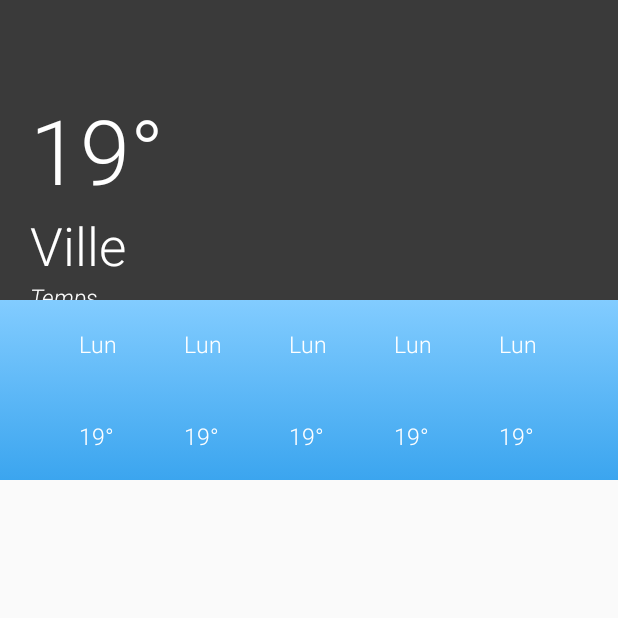
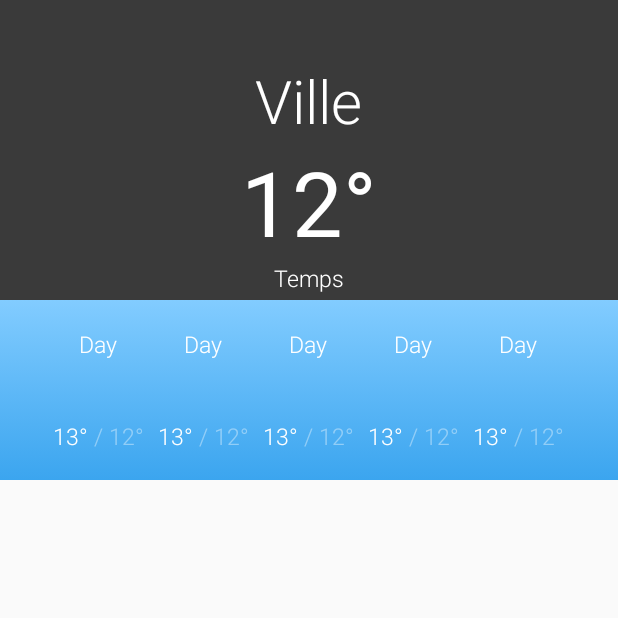
Before and after one commit to abennouna12/travelPocket, an Android app: the InfoCity screen opened directly, with no data from a screen before it, on a phone screen of 412 x 824 dp, the top half of it. Run offline under Robolectric (Android 15) with nearby library versions, the light colour scheme and no system bars; libraries missing offline, so code that uses them is left out: com.facebook.drawee; plain views replace AutofitTextView, SimpleDraweeView; pictures from the network do not load; 32 statements that could not run were skipped.

Commit message:
Editing City Structure
Editing City Structure + Updating the data in the weather page

```diff
--- a/app/src/main/java/ig2i/travelPocket/InfoCity.java
+++ b/app/src/main/java/ig2i/travelPocket/InfoCity.java
@@ -14,10 +14,36 @@ import com.facebook.drawee.view.SimpleDraweeView;
 public class InfoCity extends Activity implements View.OnClickListener {
 
     GlobalState gs;
+
     TextView temps;
     TextView ville;
     TextView currentWeather;
     SimpleDraweeView picture;
+
+    TextView dayToday;
+    TextView tempMinToday;
+    TextView tempMaxToday;
+    SimpleDraweeView picToday;
+
+    TextView dayDay1;
+    TextView tempMinDay1;
+    TextView tempMaxDay1;
+    SimpleDraweeView picDay1;
+
+    TextView dayDay2;
+    TextView tempMinDay2;
+    TextView tempMaxDay2;
+    SimpleDraweeView picDay2;
+
+    TextView dayDay3;
+    TextView tempMinDay3;
+    TextView tempMaxDay3;
+    SimpleDraweeView picDay3;
+
+    TextView dayDay4;
+    TextView tempMinDay4;
+    TextView tempMaxDay4;
+    SimpleDraweeView picDay4;
 
     @Override
     protected void onCreate(Bundle savedInstanceState) {
@@ -33,13 +59,71 @@ public class InfoCity extends Activity implements View.OnClickListener {
         currentWeather = (TextView)findViewById(R.id.currentWeather);
         picture = (SimpleDraweeView)findViewById(R.id.picture);
 
+        dayToday = (TextView)findViewById(R.id.dayToday);
+        tempMinToday = (TextView)findViewById(R.id.tempMinToday);
+        tempMaxToday = (TextView)findViewById(R.id.tempMaxToday);
+        picToday = (SimpleDraweeView)findViewById(R.id.picToday);
+
+        dayDay1 = (TextView)findViewById(R.id.dayDay1);
+        tempMinDay1 = (TextView)findViewById(R.id.tempMinDay1);
+        tempMaxDay1 = (TextView)findViewById(R.id.tempMaxDay1);
+        picDay1 = (SimpleDraweeView)findViewById(R.id.picDay1);
+
+        dayDay2 = (TextView)findViewById(R.id.dayDay2);
+        tempMinDay2 = (TextView)findViewById(R.id.tempMinDay2);
+        tempMaxDay2 = (TextView)findViewById(R.id.tempMaxDay2);
+        picDay2 = (SimpleDraweeView)findViewById(R.id.picDay2);
+
+        dayDay3 = (TextView)findViewById(R.id.dayDay3);
+        tempMinDay3 = (TextView)findViewById(R.id.tempMinDay3);
+        tempMaxDay3 = (TextView)findViewById(R.id.tempMaxDay3);
+        picDay3 = (SimpleDraweeView)findViewById(R.id.picDay3);
+
+        dayDay4 = (TextView)findViewById(R.id.dayDay4);
+        tempMinDay4 = (TextView)findViewById(R.id.tempMinDay4);
+        tempMaxDay4 = (TextView)findViewById(R.id.tempMaxDay4);
+        picDay4 = (SimpleDraweeView)findViewById(R.id.picDay4);
+
         ville.setText(gs.selectedCity.name);
         temps.setText(gs.selectedCity.description);
         currentWeather.setText(gs.selectedCity.currentWeather);
         Uri uri = Uri.parse(gs.selectedCity.picture);
         picture.setImageURI(uri);
 
-        //Remove title bar
+        dayToday.setText(gs.selectedCity.daily.get(0).date);
+        dayDay1.setText(gs.selectedCity.daily.get(1).date);
+        dayDay2.setText(gs.selectedCity.daily.get(2).date);
+        dayDay3.setText(gs.selectedCity.daily.get(3).date);
+        dayDay4.setText(gs.selectedCity.daily.get(4).date);
+
+        tempMinToday.setText(gs.selectedCity.daily.get(0).tempMin);
+        tempMinDay1.setText(gs.selectedCity.daily.get(1).tempMin);
+        tempMinDay2.setText(gs.selectedCity.daily.get(2).tempMin);
+        tempMinDay3.setText(gs.selectedCity.daily.get(3).tempMin);
+        tempMinDay4.setText(gs.selectedCity.daily.get(4).tempMin);
+
+        tempMaxToday.setText(gs.selectedCity.daily.get(0).tempMax);
+        tempMaxDay1.setText(gs.selectedCity.daily.get(1).tempMax);
+        tempMaxDay2.setText(gs.selectedCity.daily.get(2).tempMax);
+        tempMaxDay3.setText(gs.selectedCity.daily.get(3).tempMax);
+        tempMaxDay4.setText(gs.selectedCity.daily.get(4).tempMax);
+
+
+        picToday.setImageDrawable(getResources().getDrawable(getResources().
+                getIdentifier("@drawable/" +
+                        gs.selectedCity.daily.get(0).icon, null, getPackageName())));
+        picDay1.setImageDrawable(getResources().getDrawable(getResources().
+                getIdentifier("@drawable/" +
+                        gs.selectedCity.daily.get(1).icon, null, getPackageName())));
+        picDay2.setImageDrawable(getResources().getDrawable(getResources().
+                getIdentifier("@drawable/" +
+                        gs.selectedCity.daily.get(2).icon, null, getPackageName())));
+        picDay3.setImageDrawable(getResources().getDrawable(getResources().
+                getIdentifier("@drawable/" +
+                        gs.selectedCity.daily.get(3).icon, null, getPackageName())));
+        picDay4.setImageDrawable(getResources().getDrawable(getResources().
+                getIdentifier("@drawable/" +
+                        gs.selectedCity.daily.get(4).icon, null, getPackageName())));
 
     }
 
--- a/app/src/main/res/layout/activity_info_city.xml
+++ b/app/src/main/res/layout/activity_info_city.xml
@@ -21,32 +21,31 @@
             android:layout_width="match_parent"
             android:layout_height="200dp"
             android:scaleType="centerCrop"
-            android:alpha="0.8"
+            android:alpha="0.4"
             />
 
         <com.facebook.drawee.view.SimpleDraweeView
             android:id="@+id/retour"
             android:layout_width=" 40dp"
-                android:layout_height=" 40dp"
+            android:layout_height="40dp"
             android:onClick="onClick"
             android:clickable="true"
-                android:alpha="0.8"
+            android:alpha="0.6"
             fresco:placeholderImage="@drawable/ic_keyboard_arrow_left40dp"
             android:layout_alignParentTop="true"
-                android:layout_alignParentStart="true" />
+            android:layout_alignParentStart="true"/>
 
         <TextView
             android:layout_width="wrap_content"
             android:layout_height="wrap_content"
-                android:text="19°"
-                android:layout_marginStart="20dp"
+            android:text="12°"
             android:textSize="60sp"
-                android:fontFamily="sans-serif-light"
+            android:fontFamily="sans-serif-bold"
             android:id="@+id/currentWeather"
             android:textColor="@color/white"
             android:textStyle="normal"
-                android:layout_centerVertical="true"
-                android:layout_alignParentStart="true" />
+            android:layout_below="@+id/ville"
+            android:layout_centerHorizontal="true"/>
 
         <me.grantland.widget.AutofitTextView
             android:maxLines="1"
@@ -54,13 +53,13 @@
             android:layout_height="wrap_content"
             android:id="@+id/temps"
             android:text="Temps"
-                android:textStyle="italic"
+            android:textStyle="normal"
             android:singleLine="true"
             android:textColor="@color/white"
             android:textSize="15sp"
             android:fontFamily="sans-serif-light"
-                android:layout_below="@+id/ville"
-                android:layout_alignStart="@+id/ville" />
+            android:layout_below="@+id/currentWeather"
+            android:layout_centerHorizontal="true"/>
 
         <me.grantland.widget.AutofitTextView
             android:maxLines="1"
@@ -70,11 +69,11 @@
             android:text="Ville"
             android:singleLine="true"
             android:textColor="@color/white"
-                android:textSize="35sp"
+            android:textSize="40sp"
             android:fontFamily="sans-serif-light"
             android:textStyle="normal"
-                android:layout_below="@+id/currentWeather"
-                android:layout_alignStart="@+id/currentWeather" />
+            android:layout_below="@+id/retour"
+            android:layout_centerHorizontal="true"/>
 
     </RelativeLayout>
 
@@ -84,9 +83,9 @@
         android:layout_width="match_parent"
         android:background="@drawable/deg_weather_back"
         android:layout_height="120dp"
+        android:id="@+id/relativeLayout2"
         android:layout_below="@+id/relativeLayout"
-        android:layout_alignParentStart="true"
-        android:id="@+id/relativeLayout2">
+        android:layout_alignParentStart="true">
 
 
         <RelativeLayout
@@ -102,7 +101,7 @@
                 android:layout_width=" 40dp"
                 android:layout_height=" 40dp"
                 android:alpha="0.8"
-                fresco:placeholderImage="@drawable/wi_clear_day"
+                fresco:placeholderImage="@drawable/wi_default"
                 android:layout_centerVertical="true"
                 android:layout_centerHorizontal="true" />
 
@@ -111,21 +110,49 @@
                 android:maxLines="1"
                 android:layout_width="wrap_content"
                 android:layout_height="wrap_content"
-                android:id="@+id/tempToday"
-                android:text="19°"
+                android:id="@+id/tempMaxToday"
+                android:text="13°"
                 android:singleLine="true"
                 android:textColor="@color/white"
                 android:textSize="15sp"
                 android:fontFamily="sans-serif-light"
                 android:layout_below="@+id/picToday"
-                android:layout_alignStart="@+id/dayToday" />
+                android:layout_toStartOf="@+id/sepToday" />
+
+            <TextView
+                android:maxLines="1"
+                android:layout_width="wrap_content"
+                android:layout_height="wrap_content"
+                android:id="@+id/sepToday"
+                android:text=" / "
+                android:singleLine="true"
+                android:textColor="@color/white"
+                android:textSize="15sp"
+                android:fontFamily="sans-serif-light"
+                android:layout_below="@+id/picToday"
+                android:layout_centerHorizontal="true"
+                android:alpha="0.4"/>
+
+            <TextView
+                android:maxLines="1"
+                android:layout_width="wrap_content"
+                android:layout_height="wrap_content"
+                android:id="@+id/tempMinToday"
+                android:text="12°"
+                android:singleLine="true"
+                android:textColor="@color/white"
+                android:textSize="15sp"
+                android:fontFamily="sans-serif-light"
+                android:layout_below="@+id/picToday"
+                android:layout_toEndOf="@+id/sepToday"
+                android:alpha="0.4" />
 
             <TextView
                 android:maxLines="1"
                 android:layout_width="wrap_content"
                 android:layout_height="wrap_content"
                 android:id="@+id/dayToday"
-                android:text="Lun"
+                android:text="Day"
                 android:singleLine="true"
                 android:textColor="@color/white"
                 android:textSize="15sp"
@@ -149,7 +176,7 @@
                 android:layout_width=" 40dp"
                 android:layout_height=" 40dp"
                 android:alpha="0.8"
-                fresco:placeholderImage="@drawable/wi_hail"
+                fresco:placeholderImage="@drawable/wi_default"
                 android:layout_centerVertical="true"
                 android:layout_centerHorizontal="true" />
 
@@ -158,27 +185,56 @@
                 android:maxLines="1"
                 android:layout_width="wrap_content"
                 android:layout_height="wrap_content"
-                android:id="@+id/tempDay1"
-                android:text="19°"
+                android:id="@+id/tempMaxDay1"
+                android:text="13°"
                 android:singleLine="true"
                 android:textColor="@color/white"
                 android:textSize="15sp"
                 android:fontFamily="sans-serif-light"
                 android:layout_below="@+id/picDay1"
-                android:layout_alignStart="@+id/dayDay1" />
+                android:layout_toStartOf="@+id/sepDay1" />
+
+            <TextView
+                android:maxLines="1"
+                android:layout_width="wrap_content"
+                android:layout_height="wrap_content"
+                android:id="@+id/sepDay1"
+                android:text=" / "
+                android:singleLine="true"
+                android:textColor="@color/white"
+                android:textSize="15sp"
+                android:fontFamily="sans-serif-light"
+                android:layout_below="@+id/picDay1"
+                android:layout_centerHorizontal="true"
+                android:alpha="0.4"/>
+
+            <TextView
+                android:maxLines="1"
+                android:layout_width="wrap_content"
+                android:layout_height="wrap_content"
+                android:id="@+id/tempMinDay1"
+                android:text="12°"
+                android:singleLine="true"
+                android:textColor="@color/white"
+                android:textSize="15sp"
+                android:fontFamily="sans-serif-light"
+                android:layout_below="@+id/picDay1"
+                android:layout_toEndOf="@+id/sepDay1"
+                android:alpha="0.4" />
 
             <TextView
                 android:maxLines="1"
                 android:layout_width="wrap_content"
                 android:layout_height="wrap_content"
                 android:id="@+id/dayDay1"
-                android:text="Lun"
+                android:text="Day"
                 android:singleLine="true"
                 android:textColor="@color/white"
                 android:textSize="15sp"
                 android:fontFamily="sans-serif-light"
                 android:layout_above="@+id/picDay1"
-                android:layout_centerHorizontal="true" />
+                android:layout_centerHorizontal="true"
+                android:layout_centerVertical="true" />
 
 
         </RelativeLayout>
@@ -196,7 +252,7 @@
                 android:layout_width=" 40dp"
                 android:layout_height=" 40dp"
                 android:alpha="0.8"
-                fresco:placeholderImage="@drawable/wi_partly_cloudy_day"
+                fresco:placeholderImage="@drawable/wi_default"
                 android:layout_centerVertical="true"
                 android:layout_centerHorizontal="true" />
 
@@ -205,27 +261,56 @@
                 android:maxLines="1"
                 android:layout_width="wrap_content"
                 android:layout_height="wrap_content"
-                android:id="@+id/tempDay2"
-                android:text="19°"
+                android:id="@+id/tempMaxDay2"
+                android:text="13°"
                 android:singleLine="true"
                 android:textColor="@color/white"
                 android:textSize="15sp"
                 android:fontFamily="sans-serif-light"
                 android:layout_below="@+id/picDay2"
-                android:layout_alignStart="@+id/dayDay2" />
+                android:layout_toStartOf="@+id/sepDay2" />
+
+            <TextView
+                android:maxLines="1"
+                android:layout_width="wrap_content"
+                android:layout_height="wrap_content"
+                android:id="@+id/sepDay2"
+                android:text=" / "
+                android:singleLine="true"
+                android:textColor="@color/white"
+                android:textSize="15sp"
+                android:fontFamily="sans-serif-light"
+                android:layout_below="@+id/picDay2"
+                android:layout_centerHorizontal="true"
+                android:alpha="0.4"/>
+
+            <TextView
+                android:maxLines="1"
+                android:layout_width="wrap_content"
+                android:layout_height="wrap_content"
+                android:id="@+id/tempMinDay2"
+                android:text="12°"
+                android:singleLine="true"
+                android:textColor="@color/white"
+                android:textSize="15sp"
+                android:fontFamily="sans-serif-light"
+                android:layout_below="@+id/picDay2"
+                android:layout_toEndOf="@+id/sepDay2"
+                android:alpha="0.4" />
 
             <TextView
                 android:maxLines="1"
                 android:layout_width="wrap_content"
                 android:layout_height="wrap_content"
                 android:id="@+id/dayDay2"
-                android:text="Lun"
+                android:text="Day"
                 android:singleLine="true"
                 android:textColor="@color/white"
                 android:textSize="15sp"
                 android:fontFamily="sans-serif-light"
                 android:layout_above="@+id/picDay2"
-                android:layout_centerHorizontal="true" />
+                android:layout_centerHorizontal="true"
+                android:layout_centerVertical="true" />
 
 
         </RelativeLayout>
@@ -243,7 +328,7 @@
                 android:layout_width=" 40dp"
                 android:layout_height=" 40dp"
                 android:alpha="0.8"
-                fresco:placeholderImage="@drawable/wi_sleet"
+                fresco:placeholderImage="@drawable/wi_default"
                 android:layout_centerVertical="true"
                 android:layout_centerHorizontal="true" />
 
@@ -252,27 +337,56 @@
                 android:maxLines="1"
                 android:layout_width="wrap_content"
                 android:layout_height="wrap_content"
-                android:id="@+id/tempDay3"
-                android:text="19°"
+                android:id="@+id/tempMaxDay3"
+                android:text="13°"
                 android:singleLine="true"
                 android:textColor="@color/white"
                 android:textSize="15sp"
                 android:fontFamily="sans-serif-light"
                 android:layout_below="@+id/picDay3"
-                android:layout_alignStart="@+id/dayDay3" />
+                android:layout_toStartOf="@+id/sepDay3" />
+
+            <TextView
+                android:maxLines="1"
+                android:layout_width="wrap_content"
+                android:layout_height="wrap_content"
+                android:id="@+id/sepDay3"
+                android:text=" / "
+                android:singleLine="true"
+                android:textColor="@color/white"
+                android:textSize="15sp"
+                android:fontFamily="sans-serif-light"
+                android:layout_below="@+id/picDay3"
+                android:layout_centerHorizontal="true"
+                android:alpha="0.4"/>
+
+            <TextView
+                android:maxLines="1"
+                android:layout_width="wrap_content"
+                android:layout_height="wrap_content"
+                android:id="@+id/tempMinDay3"
+                android:text="12°"
+                android:singleLine="true"
+                android:textColor="@color/white"
+                android:textSize="15sp"
+                android:fontFamily="sans-serif-light"
+                android:layout_below="@+id/picDay3"
+                android:layout_toEndOf="@+id/sepDay3"
+                android:alpha="0.4" />
 
             <TextView
                 android:maxLines="1"
                 android:layout_width="wrap_content"
                 android:layout_height="wrap_content"
                 android:id="@+id/dayDay3"
-                android:text="Lun"
+                android:text="Day"
                 android:singleLine="true"
                 android:textColor="@color/white"
                 android:textSize="15sp"
                 android:fontFamily="sans-serif-light"
                 android:layout_above="@+id/picDay3"
-                android:layout_centerHorizontal="true" />
+                android:layout_centerHorizontal="true"
+                android:layout_centerVertical="true" />
 
 
         </RelativeLayout>
@@ -290,7 +404,7 @@
                 android:layout_width=" 40dp"
                 android:layout_height=" 40dp"
                 android:alpha="0.8"
-                fresco:placeholderImage="@drawable/wi_thunderstorm"
+                fresco:placeholderImage="@drawable/wi_default"
                 android:layout_centerVertical="true"
                 android:layout_centerHorizontal="true" />
 
@@ -299,27 +413,56 @@
                 android:maxLines="1"
                 android:layout_width="wrap_content"
                 android:layout_height="wrap_content"
-                android:id="@+id/tempDay4"
-                android:text="19°"
+                android:id="@+id/tempMaxDay4"
+                android:text="13°"
                 android:singleLine="true"
                 android:textColor="@color/white"
                 android:textSize="15sp"
                 android:fontFamily="sans-serif-light"
                 android:layout_below="@+id/picDay4"
-                android:layout_alignStart="@+id/dayDay4" />
+                android:layout_toStartOf="@+id/sepDay4" />
+
+            <TextView
+                android:maxLines="1"
+                android:layout_width="wrap_content"
+                android:layout_height="wrap_content"
+                android:id="@+id/sepDay4"
+                android:text=" / "
+                android:singleLine="true"
+                android:textColor="@color/white"
+                android:textSize="15sp"
+                android:fontFamily="sans-serif-light"
+                android:layout_below="@+id/picDay4"
+                android:layout_centerHorizontal="true"
+                android:alpha="0.4"/>
+
+            <TextView
+                android:maxLines="1"
+                android:layout_width="wrap_content"
+                android:layout_height="wrap_content"
+                android:id="@+id/tempMinDay4"
+                android:text="12°"
+                android:singleLine="true"
+                android:textColor="@color/white"
+                android:textSize="15sp"
+                android:fontFamily="sans-serif-light"
+                android:layout_below="@+id/picDay4"
+                android:layout_toEndOf="@+id/sepDay4"
+                android:alpha="0.4" />
 
             <TextView
                 android:maxLines="1"
                 android:layout_width="wrap_content"
                 android:layout_height="wrap_content"
                 android:id="@+id/dayDay4"
-                android:text="Lun"
+                android:text="Day"
                 android:singleLine="true"
                 android:textColor="@color/white"
                 android:textSize="15sp"
                 android:fontFamily="sans-serif-light"
                 android:layout_above="@+id/picDay4"
-                android:layout_centerHorizontal="true" />
+                android:layout_centerHorizontal="true"
+                android:layout_centerVertical="true" />
 
 
         </RelativeLayout>
```
Also changed, not shown: app/src/main/java/ig2i/travelPocket/City.java (+11 -0 lines), app/src/main/java/ig2i/travelPocket/GlobalState.java (+16 -23 lines), app/src/main/java/ig2i/travelPocket/MainActivity.java (+4 -7 lines), app/src/main/java/ig2i/travelPocket/WeatherInfo.java (+67 -13 lines), app/src/main/java/ig2i/travelPocket/weatherDetail.java (added, +24 -0 lines). Lines whose indentation alone changed are shown as unchanged.
